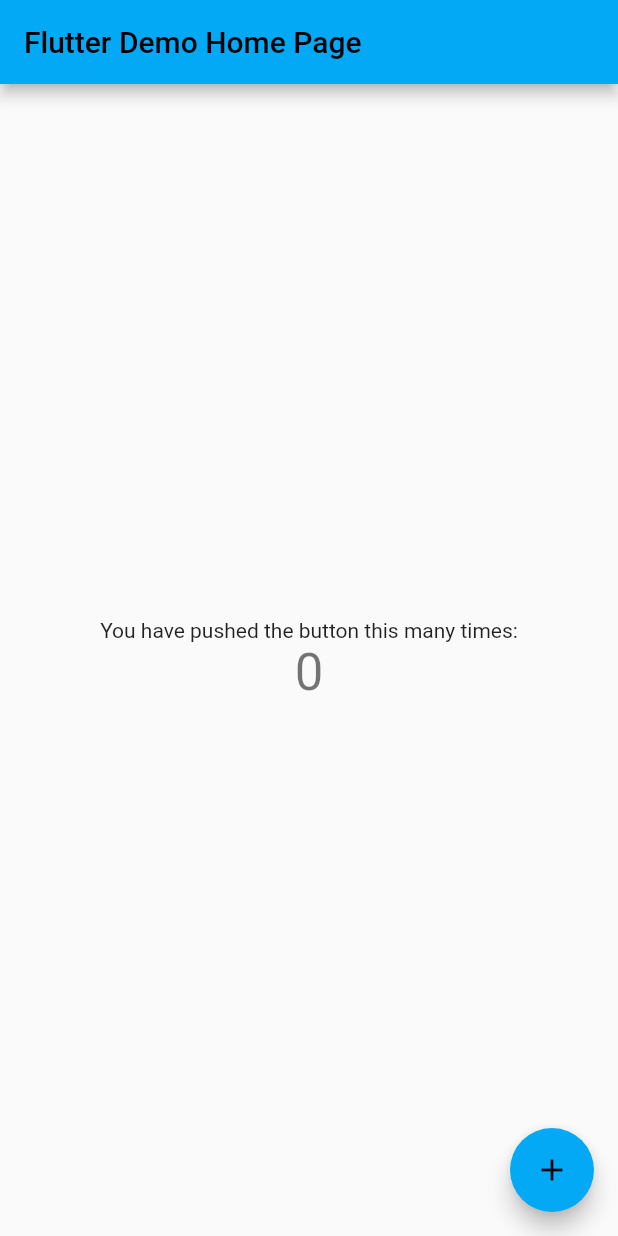
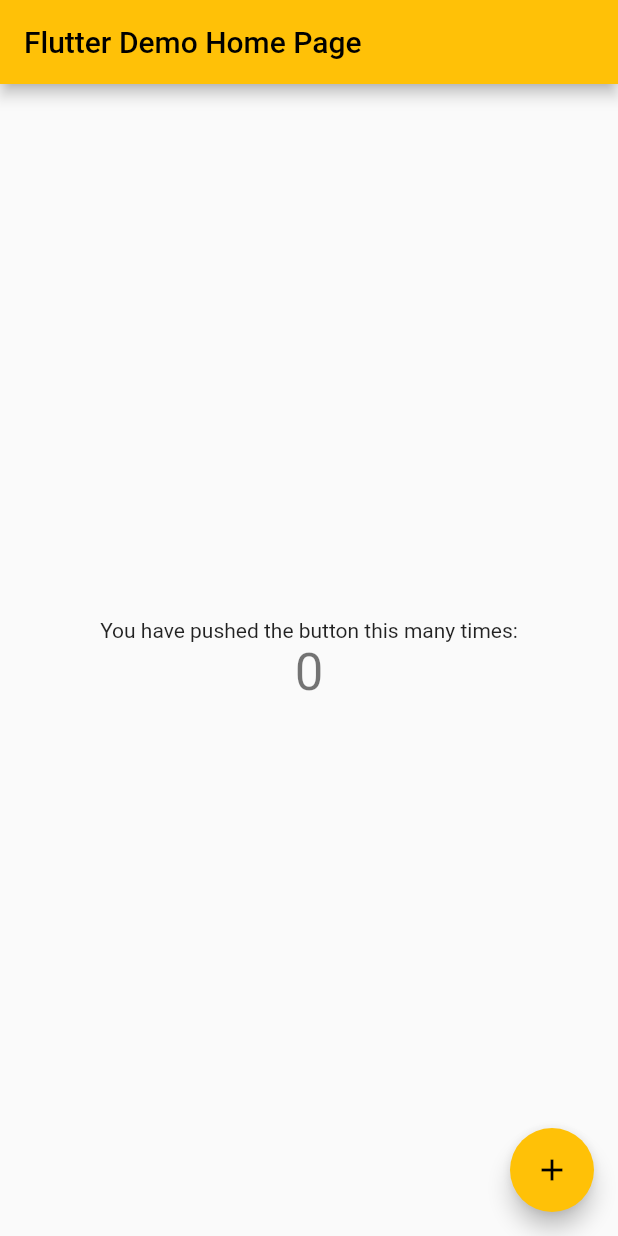
Before and after one commit to iremtekinn/GitLessonAPP, a Flutter app: the screen it shows after launch, on a phone screen of 412 x 824 dp. Run offline on Flutter 3.47's test engine with Material 2 defaults, Android fonts, the phone set to English and light mode, and no system bars.

```diff
--- a/lib/main.dart
+++ b/lib/main.dart
@@ -11,7 +11,7 @@ class MyApp extends StatelessWidget {
   @override
   Widget build(BuildContext context) {
     return MaterialApp(
-      title: 'LESSON APP',
+      title: 'LESSON APP 2',
       theme: ThemeData(
         // This is the theme of your application.
         //
@@ -22,7 +22,7 @@ class MyApp extends StatelessWidget {
         // or simply save your changes to "hot reload" in a Flutter IDE).
         // Notice that the counter didn't reset back to zero; the application
         // is not restarted.
-        primarySwatch: Colors.lightBlue,
+        primarySwatch: Colors.amber,
       ),
       home: const MyHomePage(title: 'Flutter Demo Home Page'),
     );
```
